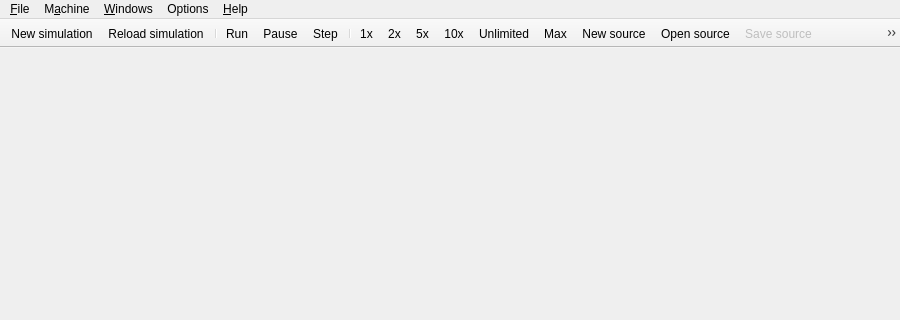
Old version of the form src/gui/mainwindow/MainWindow.ui in the repository cvut/qtrvsim; both pictures show x 0 to 900 and y 0 to 320 of the 900 by 600 pixel window.
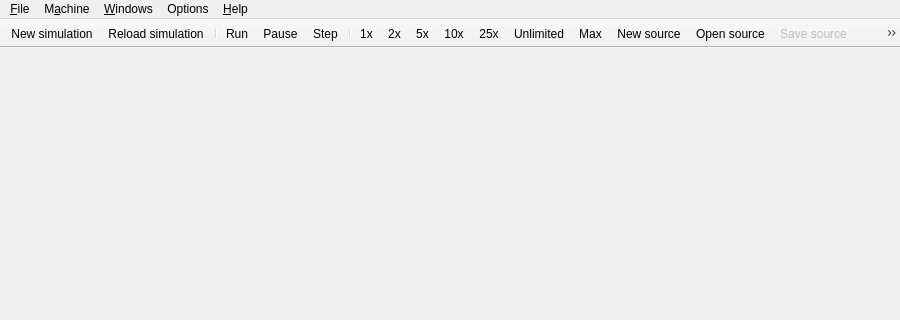
New version of the form. Icons and pictures are not drawn.

Commit message: Add 25x speed for teaching convenience

```diff
--- a/src/gui/mainwindow/MainWindow.ui
+++ b/src/gui/mainwindow/MainWindow.ui
@@ -164,6 +164,7 @@
    <addaction name="ips2"/>
    <addaction name="ips5"/>
    <addaction name="ips10"/>
+   <addaction name="ips25"/>
    <addaction name="ipsUnlimited"/>
    <addaction name="ipsMax"/>
    <addaction name="actionNew"/>
@@ -405,6 +406,23 @@
     <string>Ctrl+0</string>
    </property>
   </action>
+  <action name="ips25">
+   <property name="checkable">
+    <bool>true</bool>
+   </property>
+   <property name="text">
+    <string>2&amp;5 instructions per second</string>
+   </property>
+   <property name="iconText">
+    <string>25x</string>
+   </property>
+   <property name="toolTip">
+    <string>Run CPU in speed of 25 instructions per second</string>
+   </property>
+   <property name="shortcut">
+    <string>Ctrl+F5</string>
+   </property>
+  </action>
   <action name="ipsUnlimited">
    <property name="checkable">
     <bool>true</bool>
```
Left out of the diff: 1 changed line with no effect on the pictures. The commit also changes 1 other file.
